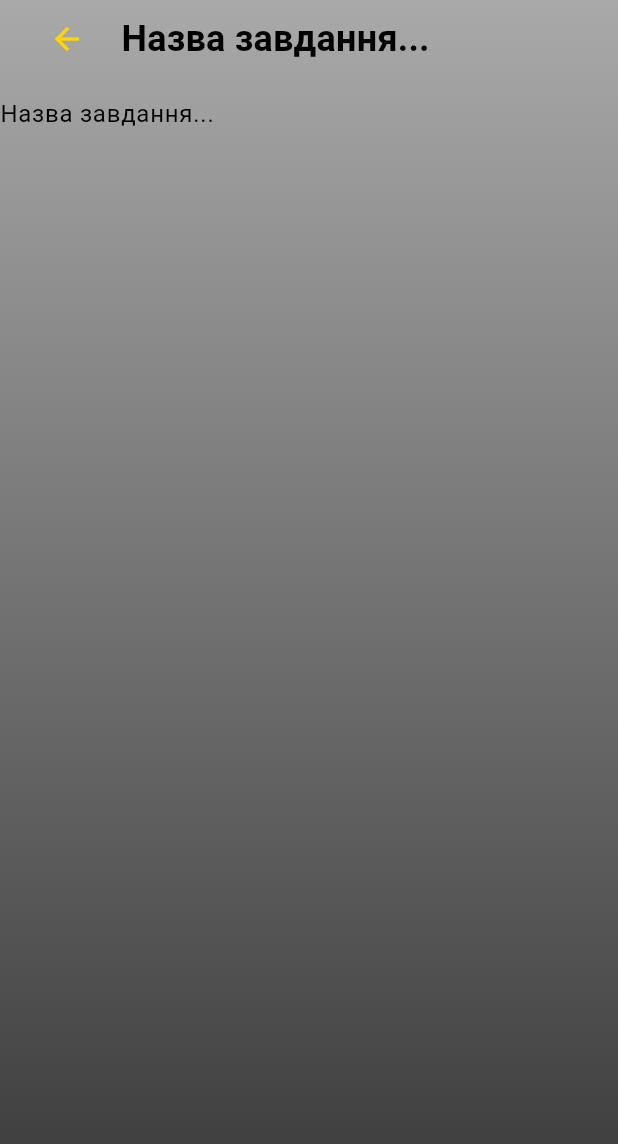
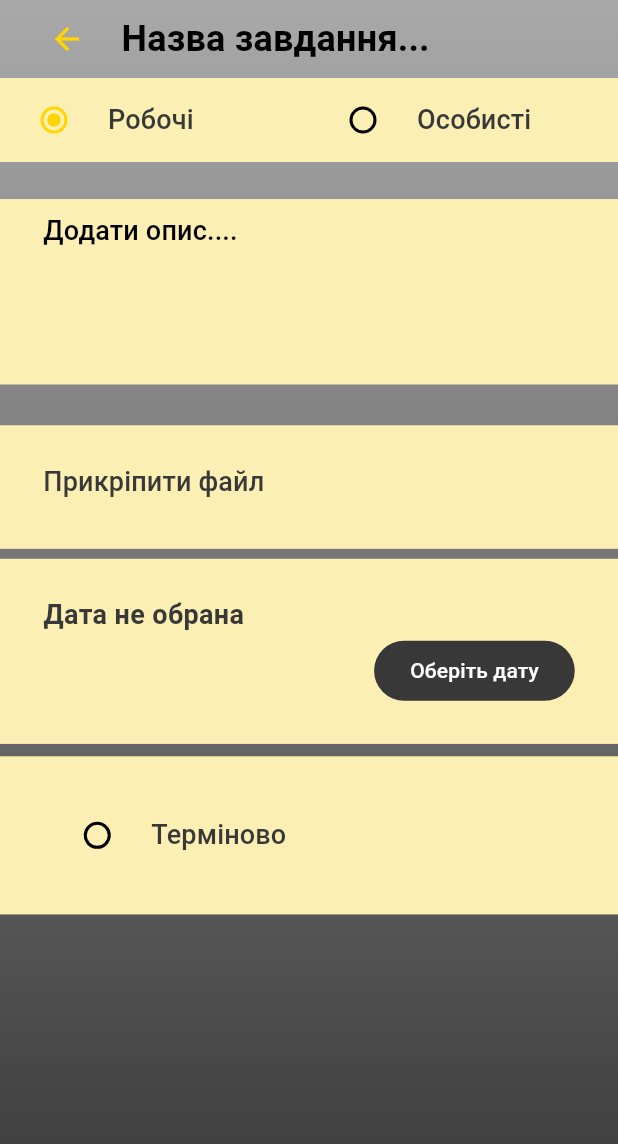
Before and after one commit to KaterinaOsipenko/to_do_app, a Flutter app: the AddToDo screen opened directly, on a phone screen of 412 x 824 dp. Shown: the top 1144 px of the screen. Run offline on Flutter 3.47's test engine with Material 2 defaults, Android fonts, the phone set to English and light mode, and no system bars.

Commit message:
create urgent checkbox

```diff
--- a/lib/screens/add_to_do_screen.dart
+++ b/lib/screens/add_to_do_screen.dart
@@ -1,5 +1,10 @@
 import 'package:flutter/material.dart';
+import 'package:to_do_app/models/urgent.dart';
 import 'package:to_do_app/widgets/background.dart';
+import 'package:to_do_app/models/type.dart';
+import 'package:to_do_app/widgets/type_button.dart';
+import 'package:intl/intl.dart';
+import 'package:to_do_app/widgets/urgent_button.dart';
 
 class AddToDo extends StatefulWidget {
   const AddToDo({super.key});
@@ -10,15 +15,40 @@ class AddToDo extends StatefulWidget {
 
 class _AddToDoState extends State<AddToDo> {
   final GlobalKey<FormState> _formKey = GlobalKey<FormState>();
+  DateTime? _selectedDate;
   @override
   Widget build(BuildContext context) {
     final mediaQuery = MediaQuery.of(context);
+
+    Type typeItem = Type.work;
+
+    Urgent? urgent = Urgent.no;
 
     String? textValidator(String? value) {
       if (value == null || value.isEmpty) {
         return 'Будь ласка, введіть текст';
       }
       return null;
+    }
+
+    void _showDatePicker() {
+      showDatePicker(
+        context: context,
+        initialDate: DateTime.now(),
+        firstDate: DateTime.now(),
+        lastDate: DateTime(
+          DateTime.now().year + 1,
+        ),
+      ).then(
+        (pickedDate) {
+          if (pickedDate == null) {
+            return;
+          }
+          setState(() {
+            _selectedDate = pickedDate;
+          });
+        },
+      );
     }
 
     return Scaffold(
@@ -58,10 +88,76 @@ class _AddToDoState extends State<AddToDo> {
               ),
               Column(
                 children: [
-                  TextFormField(
-                    initialValue: 'Назва завдання...',
-                    decoration: InputDecoration(border: InputBorder.none),
-                  )
+                  Container(
+                    color: Theme.of(context).colorScheme.surface,
+                    child: const TypeButton(),
+                  ),
+                  Container(
+                    color: Theme.of(context).colorScheme.surface,
+                    margin: EdgeInsets.symmetric(
+                      vertical: mediaQuery.size.height * 0.03,
+                    ),
+                    padding: EdgeInsets.symmetric(
+                      horizontal: mediaQuery.size.width * 0.07,
+                    ),
+                    height: mediaQuery.size.height * 0.15,
+                    child: TextFormField(
+                      cursorColor: Theme.of(context).colorScheme.onSecondary,
+                      validator: textValidator,
+                      maxLines: 4,
+                      style: Theme.of(context).textTheme.titleSmall,
+                      decoration: const InputDecoration(
+                        border: InputBorder.none,
+                        hintText: 'Додати опис....',
+                      ),
+                    ),
+                  ),
+                  Container(
+                    width: mediaQuery.size.width,
+                    height: mediaQuery.size.height * 0.1,
+                    color: Theme.of(context).colorScheme.surface,
+                    margin: EdgeInsets.symmetric(
+                      vertical: mediaQuery.size.height * 0.003,
+                    ),
+                    padding: EdgeInsets.symmetric(
+                        horizontal: mediaQuery.size.width * 0.07,
+                        vertical: mediaQuery.size.height * 0.03),
+                    child: Text('Прикріпити файл',
+                        style: Theme.of(context).textTheme.titleSmall),
+                  ),
+                  Container(
+                    width: mediaQuery.size.width,
+                    color: Theme.of(context).colorScheme.surface,
+                    margin: EdgeInsets.symmetric(
+                      vertical: mediaQuery.size.height * 0.005,
+                    ),
+                    padding: EdgeInsets.symmetric(
+                        horizontal: mediaQuery.size.width * 0.07,
+                        vertical: mediaQuery.size.height * 0.03),
+                    child: Column(
+                      crossAxisAlignment: CrossAxisAlignment.end,
+                      children: [
+                        Row(
+                          mainAxisAlignment: MainAxisAlignment.spaceBetween,
+                          children: [
+                            Text(
+                              _selectedDate == null
+                                  ? "Дата не обрана"
+                                  : 'Дата завершення: ${DateFormat.yMd().format(_selectedDate!)}',
+                            ),
+                          ],
+                        ),
+                        FilledButton(
+                          style: ButtonStyle(
+                              backgroundColor: MaterialStatePropertyAll(
+                                  Theme.of(context).colorScheme.onSecondary)),
+                          onPressed: _showDatePicker,
+                          child: const Text('Оберіть дату'),
+                        ),
+                      ],
+                    ),
+                  ),
+                  UrgentButton(),
                 ],
               ),
             ],
--- /dev/null
+++ b/lib/widgets/type_button.dart
@@ -0,0 +1,42 @@
+import 'package:flutter/material.dart';
+import 'package:to_do_app/models/type.dart';
+
+class TypeButton extends StatefulWidget {
+  const TypeButton({super.key});
+
+  @override
+  State<TypeButton> createState() => _TypeButtonState();
+}
+
+class _TypeButtonState extends State<TypeButton> {
+  Type? _typeItem = Type.work;
+
+  void onChangeType(Type? value) {
+    setState(() {
+      _typeItem = value;
+    });
+  }
+
+  @override
+  Widget build(BuildContext context) {
+    final mediaQuery = MediaQuery.of(context);
+    return Row(
+      children: [
+        for (Type type in Type.values)
+          Container(
+            width: mediaQuery.size.width / Type.values.length,
+            child: RadioListTile<Type>(
+              activeColor: Theme.of(context).colorScheme.tertiary,
+              value: type,
+              groupValue: _typeItem,
+              title: Text(
+                type == Type.work ? 'Робочі' : 'Особисті',
+                style: Theme.of(context).textTheme.titleSmall,
+              ),
+              onChanged: onChangeType,
+            ),
+          ),
+      ],
+    );
+  }
+}
--- /dev/null
+++ b/lib/widgets/urgent_button.dart
@@ -0,0 +1,50 @@
+import 'package:flutter/material.dart';
+import 'package:to_do_app/models/urgent.dart';
+
+class UrgentButton extends StatefulWidget {
+  const UrgentButton({super.key});
+
+  @override
+  State<UrgentButton> createState() => _UrgentButtonState();
+}
+
+class _UrgentButtonState extends State<UrgentButton> {
+  Urgent urgent = Urgent.no;
+
+  void onChangeUrgent(bool? value) {
+    setState(() {
+      urgent = value == true ? Urgent.yes : Urgent.no;
+    });
+  }
+
+  @override
+  Widget build(BuildContext context) {
+    final mediaQuery = MediaQuery.of(context);
+    return Container(
+      width: mediaQuery.size.width,
+      color: Theme.of(context).colorScheme.surface,
+      margin: EdgeInsets.symmetric(
+        vertical: mediaQuery.size.height * 0.005,
+      ),
+      padding: EdgeInsets.symmetric(
+        horizontal: mediaQuery.size.width * 0.07,
+        vertical: mediaQuery.size.height * 0.03,
+      ),
+      child: Transform.scale(
+        scale: 1,
+        child: CheckboxListTile(
+          checkboxShape: const CircleBorder(),
+          checkColor: Theme.of(context).colorScheme.errorContainer,
+          controlAffinity: ListTileControlAffinity.leading,
+          title: Text(
+            'Терміново',
+            style: Theme.of(context).textTheme.titleSmall,
+          ),
+          activeColor: Theme.of(context).colorScheme.errorContainer,
+          value: urgent == Urgent.yes ? true : false,
+          onChanged: onChangeUrgent,
+        ),
+      ),
+    );
+  }
+}
```
